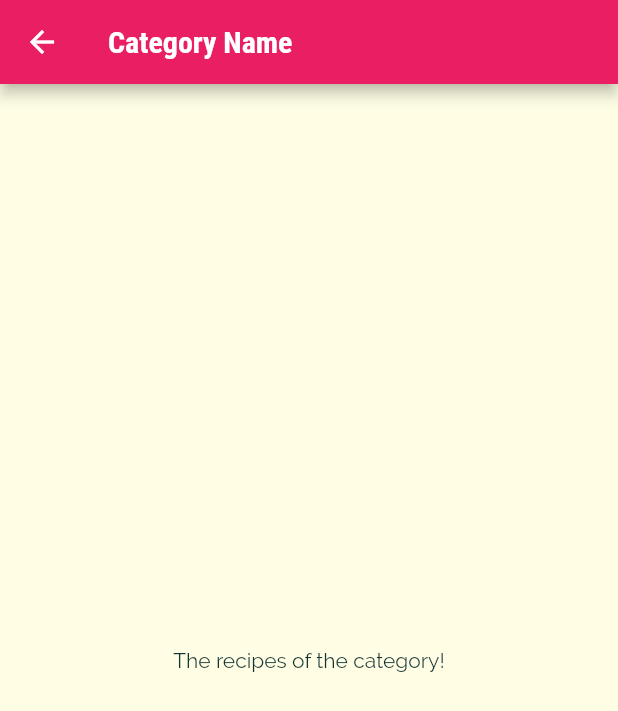
After one commit to nicoproto/meals_flutter_app, a Flutter app: the screen it shows after launch, after a tap on "Italian", on a phone screen of 412 x 824 dp. The commit adds this screen. Shown: the top 711 px of the screen. Run offline on Flutter 3.47's test engine with Material 2 defaults, Android fonts, the phone set to English and light mode, and no system bars.

Commit message:
Navigating to a New Page

```diff
--- a/lib/category_item.dart
+++ b/lib/category_item.dart
@@ -1,4 +1,5 @@
 import 'package:flutter/material.dart';
+import './category_meals_screen.dart';
 
 class CategoryItem extends StatelessWidget {
   final String title;
@@ -6,9 +7,19 @@ class CategoryItem extends StatelessWidget {
 
   CategoryItem(this.title, this.color);
 
+  void SelectCategory(context) {
+    Navigator.of(context).push(MaterialPageRoute(builder: (_) {
+      return CategoryMealsScreen();
+    }));
+  }
+
   @override
   Widget build(BuildContext context) {
-    return Container(
+    return InkWell(
+      onTap: () => SelectCategory(context),
+      splashColor: Theme.of(context).primaryColor,
+      borderRadius: BorderRadius.circular(15),
+      child: Container(
         padding: const EdgeInsets.all(15),
         child: Text(
           title,
@@ -21,6 +32,7 @@ class CategoryItem extends StatelessWidget {
               end: Alignment.bottomRight,
             ),
             borderRadius: BorderRadius.circular(15)),
+      ),
     );
   }
 }
--- /dev/null
+++ b/lib/category_meals_screen.dart
@@ -0,0 +1,15 @@
+import 'package:flutter/material.dart';
+
+class CategoryMealsScreen extends StatelessWidget {
+  @override
+  Widget build(BuildContext context) {
+    return Scaffold(
+      appBar: AppBar(
+        title: Text('Category Name'),
+      ),
+      body: Center(
+        child: Text('The recipes of the category!'),
+      ),
+    );
+  }
+}
--- a/lib/main.dart
+++ b/lib/main.dart
@@ -1,5 +1,5 @@
 import 'package:flutter/material.dart';
-import './categories_page.dart';
+import 'categories_screen.dart';
 
 void main() => runApp(MyApp());
 
```
Also changed, not shown: lib/categories_screen.dart (renamed from lib/categories_page.dart). Lines whose indentation alone changed are shown as unchanged.
